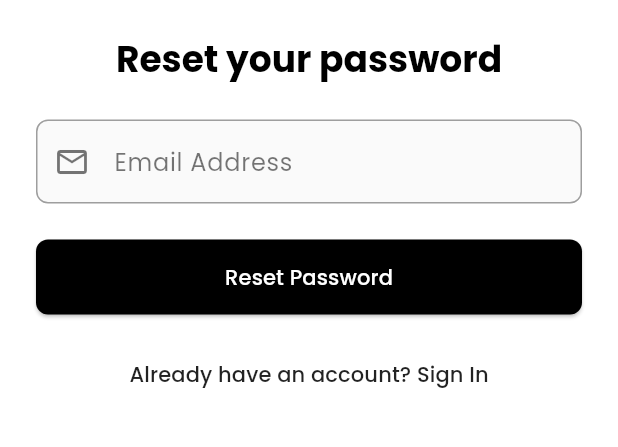
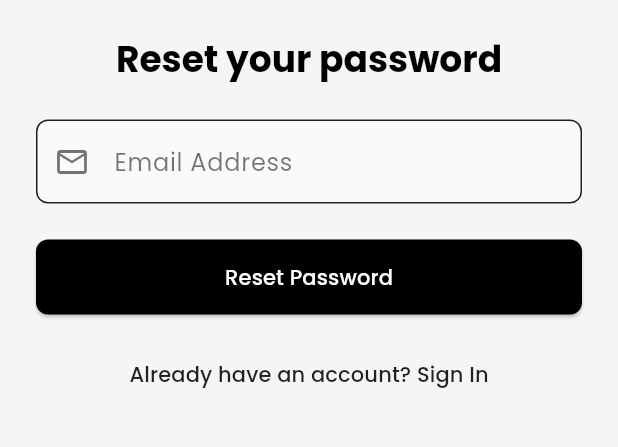
Before and after one commit to mrcwf1527/tappglobalapp, a Flutter app: the screen it shows after launch, after a tap on "Forgot Password?", on a phone screen of 412 x 824 dp, the part 503-950 px from its top. Run offline on Flutter 3.47's test engine with Material 3 defaults, Android fonts, the phone set to English and light mode, and no system bars; our stand-ins replace cached_network_image, cloud_firestore, firebase_auth, firebase_core, firebase_storage, flutter_dotenv and 6 more; accounts and stored records are empty.

Commit message:
bug fixes on dark light theme

```diff
--- a/lib/config/theme.dart
+++ b/lib/config/theme.dart
@@ -6,7 +6,7 @@ class AppTheme {
   static ThemeData lightTheme = ThemeData(
     useMaterial3: true,
     brightness: Brightness.light,
-   scaffoldBackgroundColor: Colors.white,
+    scaffoldBackgroundColor: const Color(0xFFF5F5F5),
     colorScheme: ColorScheme.light(
       primary: Colors.black,
       onPrimary: Colors.white,
@@ -68,6 +68,10 @@ class AppTheme {
       color: Colors.grey[200],
       thickness: 1,
     ),
+    appBarTheme: const AppBarTheme(
+      backgroundColor: Color(0xFFF5F5F5),
+      elevation: 0,
+    ),
   );
 
   static ThemeData darkTheme = ThemeData(
@@ -125,8 +129,8 @@ class AppTheme {
       ),
     ),
     cardTheme: CardTheme(
-     color: Colors.grey[900],
-     elevation: 2,
+      color: const Color(0xFF121212),
+      elevation: 0,
       shape: RoundedRectangleBorder(
         borderRadius: BorderRadius.circular(8),
       ),
--- a/lib/screens/auth_screen.dart
+++ b/lib/screens/auth_screen.dart
@@ -33,9 +33,7 @@ class _AuthScreenState extends State<AuthScreen> {
   @override
   Widget build(BuildContext context) {
     return Scaffold(
-      backgroundColor: Theme.of(context).brightness == Brightness.dark
-        ? const Color(0xFF0E0E0E)
-        : Colors.white,
+      backgroundColor: Theme.of(context).scaffoldBackgroundColor,
       body: Center(
         child: SingleChildScrollView(
           child: Padding(
@@ -294,23 +292,37 @@ class _AuthScreenState extends State<AuthScreen> {
                 )
               : null,
             filled: true,
-            fillColor: isDark ? const Color(0xFF121212) : Colors.grey[50],
+            fillColor: Theme.of(context).brightness == Brightness.dark
+              ? const Color(0xFF121212)
+              : Colors.grey[50],
             border: OutlineInputBorder(
               borderRadius: BorderRadius.circular(8),
               borderSide: BorderSide(
-                color: isError ? Colors.red : Colors.grey
+                color: isError
+                  ? Colors.red
+                  : (Theme.of(context).brightness == Brightness.dark
+                      ? const Color(0xFF232323)
+                      : Colors.grey[900]!),
               ),
             ),
             enabledBorder: OutlineInputBorder(
               borderRadius: BorderRadius.circular(8),
               borderSide: BorderSide(
-                color: isError ? Colors.red : Colors.grey
+                color: isError
+                  ? Colors.red
+                  : (Theme.of(context).brightness == Brightness.dark
+                      ? const Color(0xFF232323)
+                      : Colors.grey[900]!),
               ),
             ),
             focusedBorder: OutlineInputBorder(
               borderRadius: BorderRadius.circular(8),
               borderSide: BorderSide(
-                color: isError ? Colors.red : Colors.grey,
+                color: isError
+                  ? Colors.red
+                  : (Theme.of(context).brightness == Brightness.dark
+                      ? const Color(0xFF232323)
+                      : Colors.black),
                 width: 2
               ),
             ),
--- a/lib/screens/forgot_password_screen.dart
+++ b/lib/screens/forgot_password_screen.dart
@@ -71,19 +71,31 @@ class _ForgotPasswordScreenState extends State<ForgotPasswordScreen> {
             border: OutlineInputBorder(
               borderRadius: BorderRadius.circular(8),
               borderSide: BorderSide(
-                color: isError ? Colors.red : Colors.grey
+                color: isError
+                  ? Colors.red
+                  : (Theme.of(context).brightness == Brightness.dark
+                      ? const Color(0xFF232323)
+                      : Colors.grey[900]!),
               ),
             ),
             enabledBorder: OutlineInputBorder(
               borderRadius: BorderRadius.circular(8),
               borderSide: BorderSide(
-                color: isError ? Colors.red : Colors.grey
+                color: isError
+                  ? Colors.red
+                  : (Theme.of(context).brightness == Brightness.dark
+                      ? const Color(0xFF232323)
+                      : Colors.grey[900]!),
               ),
             ),
             focusedBorder: OutlineInputBorder(
               borderRadius: BorderRadius.circular(8),
               borderSide: BorderSide(
-                color: isError ? Colors.red : Colors.grey,
+                color: isError
+                  ? Colors.red
+                  : (Theme.of(context).brightness == Brightness.dark
+                      ? const Color(0xFF232323)
+                      : Colors.black),
                 width: 2
               ),
             ),
@@ -107,9 +119,7 @@ class _ForgotPasswordScreenState extends State<ForgotPasswordScreen> {
   @override
   Widget build(BuildContext context) {
     return Scaffold(
-      backgroundColor: Theme.of(context).brightness == Brightness.dark
-        ? const Color(0xFF0E0E0E)
-        : Colors.white,
+      backgroundColor: Theme.of(context).scaffoldBackgroundColor,
       body: Center(
         child: SingleChildScrollView(
           child: Padding(
```
Also changed, not shown: lib/screens/home_screen.dart (+6 -9 lines), lib/widgets/navigation/desktop_sidebar.dart (+12 -21 lines). Lines whose indentation alone changed are shown as unchanged.
